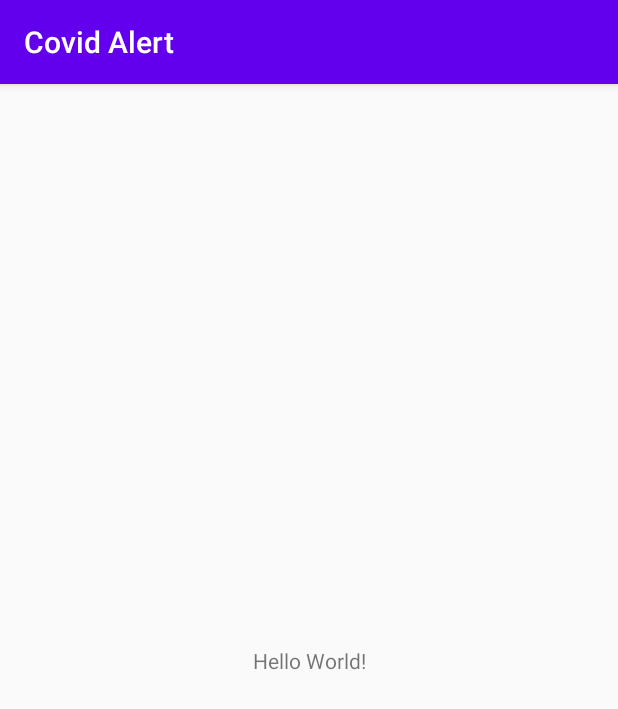
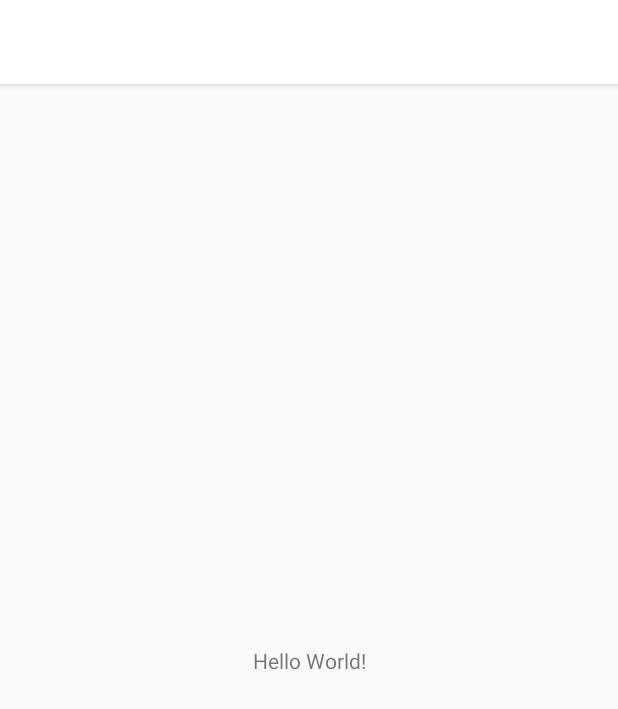
Before and after one commit to Kapadokia-Titus/Covid-Alert, an Android app: the screen it shows after launch (MainActivity before the commit, HomeActivity after it), on a phone screen of 412 x 824 dp. Shown: the top 709 px of the screen. Run offline under Robolectric (Android 15) with nearby library versions, the phone set to English and light mode, and no system bars.

Commit message:
some progress

```diff
--- a/app/src/main/AndroidManifest.xml
+++ b/app/src/main/AndroidManifest.xml
@@ -9,7 +9,7 @@
         android:roundIcon="@mipmap/ic_launcher_round"
         android:supportsRtl="true"
         android:theme="@style/AppTheme">
-        <activity android:name=".ui.MainActivity">
+        <activity android:name=".ui.HomeActivity">
             <intent-filter>
                 <action android:name="android.intent.action.MAIN" />
 
--- a/app/src/main/java/kapadokia/nyandoro/covidalert/di/components/AppComponent.java
+++ b/app/src/main/java/kapadokia/nyandoro/covidalert/di/components/AppComponent.java
@@ -5,11 +5,11 @@ import javax.inject.Singleton;
 import dagger.Component;
 import kapadokia.nyandoro.covidalert.di.modules.ContextModule;
 import kapadokia.nyandoro.covidalert.di.modules.NetworkModule;
-import kapadokia.nyandoro.covidalert.ui.MainActivity;
+import kapadokia.nyandoro.covidalert.ui.HomeActivity;
 
 @Singleton
 @Component(modules = {NetworkModule.class, ContextModule.class})
 public interface AppComponent {
 
-    void inject(MainActivity mainActivity);
+    void inject(HomeActivity homeActivity);
 }
--- a/app/src/main/java/kapadokia/nyandoro/covidalert/ui/MainActivity.java
+++ b/app/src/main/java/kapadokia/nyandoro/covidalert/ui/HomeActivity.java
@@ -6,11 +6,11 @@ import android.os.Bundle;
 
 import kapadokia.nyandoro.covidalert.R;
 
-public class MainActivity extends AppCompatActivity {
+public class HomeActivity extends AppCompatActivity {
 
     @Override
     protected void onCreate(Bundle savedInstanceState) {
         super.onCreate(savedInstanceState);
-        setContentView(R.layout.activity_main);
+        setContentView(R.layout.activity_home);
     }
 }
--- a/app/src/main/res/layout/activity_main.xml
+++ b/app/src/main/res/layout/activity_home.xml
@@ -4,7 +4,7 @@
     xmlns:tools="http://schemas.android.com/tools"
     android:layout_width="match_parent"
     android:layout_height="match_parent"
-    tools:context=".ui.MainActivity">
+    tools:context=".ui.HomeActivity">
 
     <TextView
         android:layout_width="wrap_content"
--- a/app/src/main/res/values/colors.xml
+++ b/app/src/main/res/values/colors.xml
@@ -1,6 +1,6 @@
 <?xml version="1.0" encoding="utf-8"?>
 <resources>
-    <color name="colorPrimary">#6200EE</color>
-    <color name="colorPrimaryDark">#3700B3</color>
-    <color name="colorAccent">#03DAC5</color>
+    <color name="colorPrimary">#ffffff</color>
+    <color name="colorPrimaryDark">#bbbebf</color>
+    <color name="colorAccent">#edf0f2</color>
 </resources>
```
